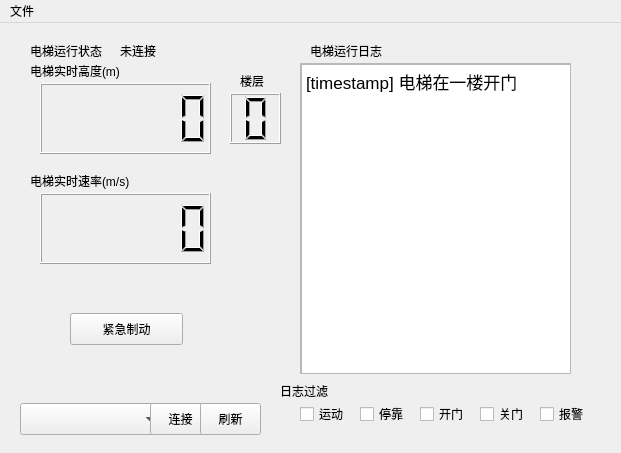
This is qt/simuLift/mainwindow.ui in liricliu/simuLift as Qt 5 draws it before an edit. The edited form follows.
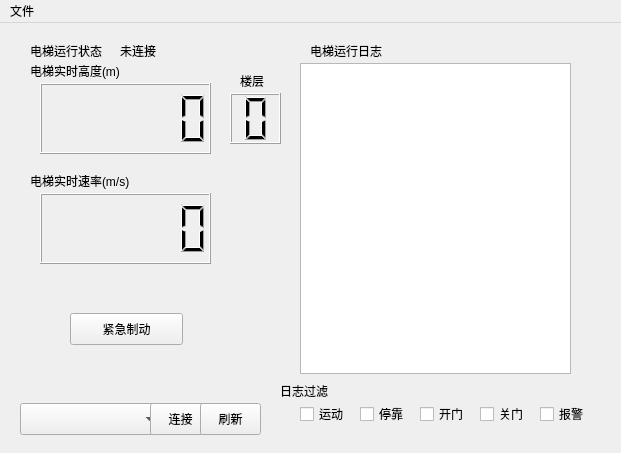
This is the edited form.

Patch:
```diff
--- a/qt/simuLift/mainwindow.ui
+++ b/qt/simuLift/mainwindow.ui
@@ -75,6 +75,9 @@
       <height>311</height>
      </rect>
     </property>
+    <property name="frameShape">
+     <enum>QFrame::NoFrame</enum>
+    </property>
     <property name="widgetResizable">
      <bool>true</bool>
     </property>
@@ -83,8 +86,8 @@
       <rect>
        <x>0</x>
        <y>0</y>
-       <width>269</width>
-       <height>309</height>
+       <width>271</width>
+       <height>311</height>
       </rect>
      </property>
      <widget class="QTextBrowser" name="textBrowser">
@@ -101,7 +104,12 @@
 &lt;html&gt;&lt;head&gt;&lt;meta name=&quot;qrichtext&quot; content=&quot;1&quot; /&gt;&lt;style type=&quot;text/css&quot;&gt;
 p, li { white-space: pre-wrap; }
 &lt;/style&gt;&lt;/head&gt;&lt;body style=&quot; font-family:'.AppleSystemUIFont'; font-size:13pt; font-weight:400; font-style:normal;&quot;&gt;
-&lt;p style=&quot; margin-top:0px; margin-bottom:0px; margin-left:0px; margin-right:0px; -qt-block-indent:0; text-indent:0px;&quot;&gt;[timestamp] 电梯在一楼开门&lt;/p&gt;&lt;/body&gt;&lt;/html&gt;</string>
+&lt;p style=&quot;-qt-paragraph-type:empty; margin-top:0px; margin-bottom:0px; margin-left:0px; margin-right:0px; -qt-block-indent:0; text-indent:0px;&quot;&gt;&lt;br /&gt;&lt;/p&gt;&lt;/body&gt;&lt;/html&gt;</string>
+      </property>
+      <property name="source">
+       <url>
+        <string></string>
+       </url>
       </property>
      </widget>
     </widget>
```
